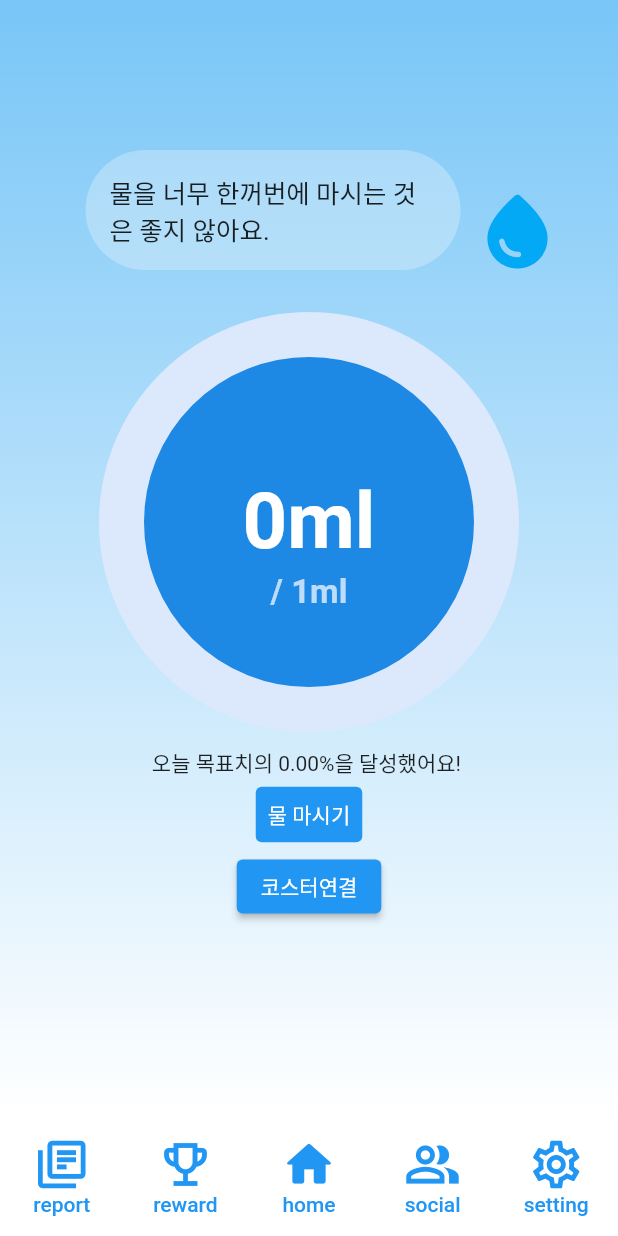
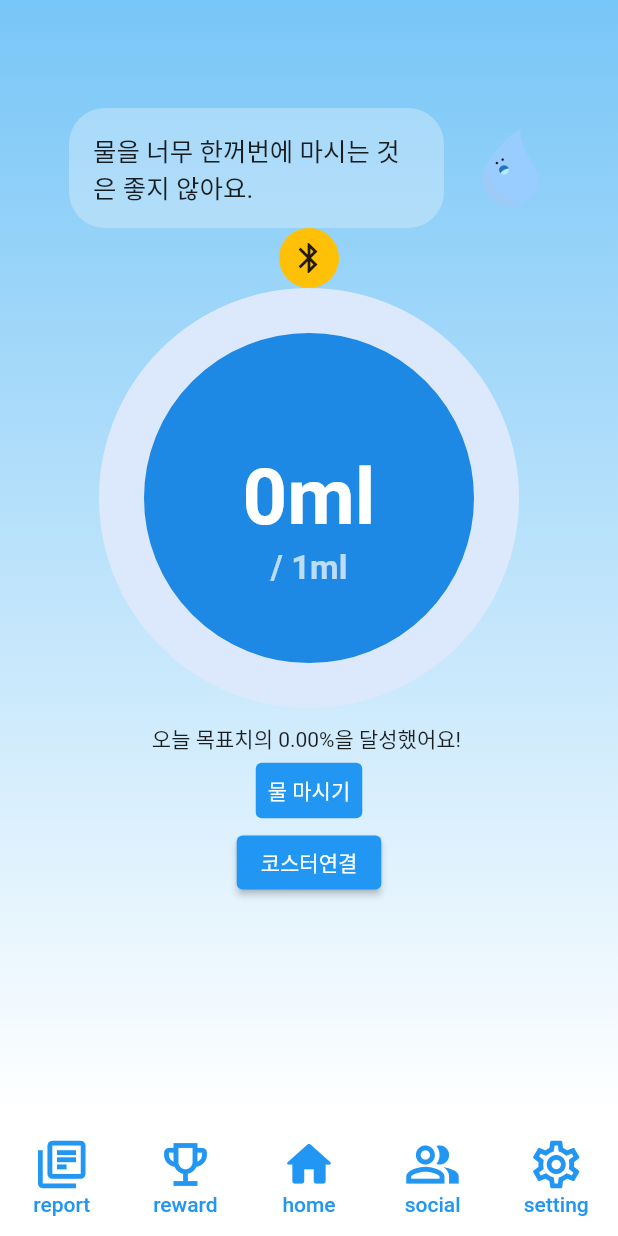
Before and after one commit to yu-so-young2/habitat, a Flutter app: the MainScreen screen opened by its route, on a phone screen of 412 x 824 dp. Run offline on Flutter 3.47's test engine with Material 2 defaults, Android fonts, the phone set to English and light mode, and no system bars; drawn by our look-alikes of step_progress_indicator; our stand-ins replace awesome_notifications, firebase_core, flutter_blue_plus, flutter_secure_storage, get, google_sign_in and 3 more; missing offline and left inert: indexed, sliding_up_panel2; accounts and stored records are empty; network calls fail; Roboto replaces fonts that are missing (SeoulNamsan).

Commit message:
Fix : 디자인 수정

```diff
--- a/habitat/lib/controller/coaster_controller.dart
+++ b/habitat/lib/controller/coaster_controller.dart
@@ -57,7 +57,7 @@ class CoasterController extends GetxController {
       if (returnValue) {
         List<BluetoothService> bleService = await device.discoverServices();
         Map<String, String> notifyDatas = {};
-
+        debugPrint("연결완료");
         for (BluetoothService service in bleService) {
           for (BluetoothCharacteristic c in service.characteristics) {
             await device.requestMtu(223);
--- a/habitat/lib/main.dart
+++ b/habitat/lib/main.dart
@@ -4,8 +4,6 @@ import 'package:habitat/screens/alarm/notification.dart';
 import 'package:habitat/screens/login/login_screen.dart';
 import 'package:habitat/screens/main/main_screen.dart';
 import 'package:habitat/screens/onboarding/onboarding_screen.dart';
-import 'package:web_socket_channel/io.dart';
-import 'package:web_socket_channel/web_socket_channel.dart';
 import 'firebase_options.dart';
 import 'package:flutter/material.dart';
 import 'package:habitat/screens/coaster/coaster_connect_screen.dart';
@@ -27,8 +25,8 @@ void main() async {
   const storage = FlutterSecureStorage();
   Future<String?> userKey = storage.read(key: 'userKey');
 
-  final WebSocketChannel channel = IOWebSocketChannel.connect(
-      'ws://k8a704.p.ssafy.io/api/websocket/$userKey');
+  // final WebSocketChannel channel = IOWebSocketChannel.connect(
+  //     'ws://k8a704.p.ssafy.io/api/websocket/$userKey');
 
   GlobalKey<NavigatorState> navigatorKey = GlobalKey<NavigatorState>();
 
--- a/habitat/lib/screens/main/main_screen.dart
+++ b/habitat/lib/screens/main/main_screen.dart
@@ -1,11 +1,10 @@
-import 'dart:math';
-
 import 'package:flutter/material.dart';
 import 'package:get/get.dart';
 import 'package:habitat/controller/coaster_controller.dart';
 import 'package:habitat/controller/water_controller.dart';
 import 'package:habitat/screens/main/main_panelwidget.dart';
 import 'package:habitat/widgets/dock_bar.dart';
+import 'package:habitat/widgets/mw_line.dart';
 import 'package:habitat/widgets/waterlog_input_modal.dart';
 import 'package:sliding_up_panel2/sliding_up_panel2.dart';
 import 'package:step_progress_indicator/step_progress_indicator.dart';
@@ -56,7 +55,19 @@ class MainScreen extends StatelessWidget {
               const SizedBox(
                 height: 72,
               ),
-              const mwLine(),
+              const MwLine(),
+              Row(
+                mainAxisAlignment: MainAxisAlignment.center,
+                children: [
+                  Container(
+                    decoration: BoxDecoration(
+                        borderRadius: BorderRadius.circular(180),
+                        color: Colors.amber),
+                    padding: const EdgeInsets.all(8),
+                    child: const Icon(Icons.bluetooth_outlined),
+                  ),
+                ],
+              ),
               GetX<WaterController>(
                 builder: (controller) {
                   return Stack(
@@ -130,83 +141,3 @@ class MainScreen extends StatelessWidget {
     );
   }
 }
-
-class mwLine extends StatefulWidget {
-  const mwLine({
-    super.key,
-  });
-
-  @override
-  State<mwLine> createState() => _mwLineState();
-}
-
-class _mwLineState extends State<mwLine> {
-  final linelist = [
-    "간지러워요.",
-    "제로 콜라엔 설탕은 없지만, 카페인이 들어있어요.",
-    "탄산수는 물 대신 마셔도 되지만, 사람에 따라서는 위에 안 좋을 수 있어요.",
-    "녹차, 홍차, 우롱차에는 카페인이 들어있어요.",
-    "물을 너무 한꺼번에 마시는 것은 좋지 않아요.",
-    "카페인이 들어간 음료를 마시면, 이뇨작용으로 인해 오히려 갈증이 날 수 있어요.",
-    "디카페인 커피에도 카페인이 없는 것은 아니에요.",
-    "곡물차를 물 대신 마시는 것도 권장되지는 않아요.",
-    "이온음료는 물 대신 마셔도 되지만, 설탕 과잉섭취에 주의하세요!",
-    "설탕이 든 음료를 마시는 것은 권장되지 않지만, 물을 아예 마시지 않는 것보다는 나아요.",
-    "땀을 많이 흘린 날엔 평소보다 자주, 조금씩 물을 마셔주세요.",
-    "저 오늘 예쁘죠?"
-  ];
-
-  late String line = '';
-
-  onChangeLine() {
-    line = linelist[Random().nextInt(12)];
-    setState(() {});
-  }
-
-  @override
-  void initState() {
-    // TODO: implement initState
-    super.initState();
-    onChangeLine();
-  }
-
-  @override
-  Widget build(BuildContext context) {
-    debugPrint(linelist[Random().nextInt(12)]);
-    return Padding(
-      padding: const EdgeInsets.symmetric(horizontal: 16.0, vertical: 28),
-      child: Row(
-        mainAxisAlignment: MainAxisAlignment.center,
-        crossAxisAlignment: CrossAxisAlignment.center,
-        children: [
-          Container(
-            width: 250,
-            height: 80,
-            padding: const EdgeInsets.symmetric(vertical: 8, horizontal: 16),
-            transformAlignment: Alignment.center,
-            alignment: Alignment.center,
-            decoration: const BoxDecoration(
-              color: Color.fromRGBO(250, 250, 250, 0.3),
-              borderRadius: BorderRadius.all(
-                Radius.circular(50),
-              ),
-            ),
-            child: Text(
-              line,
-              style: const TextStyle(
-                fontSize: 17,
-              ),
-            ),
-          ),
-          IconButton(
-              onPressed: onChangeLine,
-              icon: const Icon(
-                Icons.water_drop_rounded,
-                size: 60,
-                color: Colors.lightBlue,
-              ))
-        ],
-      ),
-    );
-  }
-}
--- a/habitat/lib/screens/reward/reward_screen.dart
+++ b/habitat/lib/screens/reward/reward_screen.dart
@@ -1,9 +1,9 @@
 import 'package:flutter/material.dart';
 import 'package:get/get.dart';
 import 'package:habitat/controller/reward_controller.dart';
-import 'package:habitat/screens/main/main_screen.dart';
 import 'package:habitat/screens/reward/reward_panelwidget.dart';
 import 'package:habitat/widgets/dock_bar.dart';
+import 'package:habitat/widgets/mw_line.dart';
 import 'package:sliding_up_panel2/sliding_up_panel2.dart';
 import 'package:step_progress_indicator/step_progress_indicator.dart';
 
@@ -48,7 +48,7 @@ class RewardScreen extends StatelessWidget {
               const SizedBox(
                 height: 72,
               ),
-              mwLine(),
+              const MwLine(),
               GetX<RewardController>(
                 builder: (controller) {
                   return Row(
--- a/habitat/lib/screens/settingscreen/coaster_connect.dart
+++ b/habitat/lib/screens/settingscreen/coaster_connect.dart
@@ -150,14 +150,18 @@ class _CoasterConnectState extends State<CoasterConnect> {
       scanResultList.clear();
     });
 
+    debugPrint("블루투스 스캔 시작");
     _isScanning = true;
     //스캔 시작 제한시간 5초
     await flutterBlue.startScan(timeout: const Duration(seconds: 5));
     // 스캔 결과 할당
     flutterBlue.scanResults.listen(
       (results) {
+        debugPrint("검색이 되는가? : $results");
+
         setState(() {
           for (var element in results) {
+            debugPrint("블루투스 기기 검색 : ${element.device.name}");
             if (element.device.name != '') {
               if (scanResultList
                       .indexWhere((e) => e.device.id == element.device.id) <
--- /dev/null
+++ b/habitat/lib/widgets/mw_line.dart
@@ -0,0 +1,78 @@
+import 'dart:math';
+
+import 'package:flutter/material.dart';
+
+class MwLine extends StatefulWidget {
+  const MwLine({super.key});
+
+  @override
+  State<MwLine> createState() => _MwLineState();
+}
+
+class _MwLineState extends State<MwLine> {
+  final linelist = [
+    "간지러워요.",
+    "제로 콜라엔 설탕은 없지만, 카페인이 들어있어요.",
+    "탄산수는 물 대신 마셔도 되지만, 사람에 따라서는 위에 안 좋을 수 있어요.",
+    "녹차, 홍차, 우롱차에는 카페인이 들어있어요.",
+    "물을 너무 한꺼번에 마시는 것은 좋지 않아요.",
+    "카페인이 들어간 음료를 마시면, 이뇨작용으로 인해 오히려 갈증이 날 수 있어요.",
+    "디카페인 커피에도 카페인이 없는 것은 아니에요.",
+    "곡물차를 물 대신 마시는 것도 권장되지는 않아요.",
+    "이온음료는 물 대신 마셔도 되지만, 설탕 과잉섭취에 주의하세요!",
+    "설탕이 든 음료를 마시는 것은 권장되지 않지만, 물을 아예 마시지 않는 것보다는 나아요.",
+    "땀을 많이 흘린 날엔 평소보다 자주, 조금씩 물을 마셔주세요.",
+    "저 오늘 예쁘죠?"
+  ];
+
+  late String line = '';
+
+  onChangeLine() {
+    line = linelist[Random().nextInt(12)];
+    setState(() {});
+  }
+
+  @override
+  void initState() {
+    super.initState();
+    onChangeLine();
+  }
+
+  @override
+  Widget build(BuildContext context) {
+    debugPrint(linelist[Random().nextInt(12)]);
+    return Padding(
+      padding: const EdgeInsets.symmetric(horizontal: 16.0, vertical: 0),
+      child: Row(
+        mainAxisAlignment: MainAxisAlignment.center,
+        children: [
+          Container(
+            width: 250,
+            height: 80,
+            padding: const EdgeInsets.symmetric(vertical: 8, horizontal: 16),
+            transformAlignment: Alignment.center,
+            alignment: Alignment.center,
+            decoration: const BoxDecoration(
+              color: Color.fromRGBO(250, 250, 250, 0.3),
+              borderRadius: BorderRadius.all(
+                Radius.circular(24),
+              ),
+            ),
+            child: Text(
+              line,
+              style: const TextStyle(
+                fontSize: 17,
+              ),
+            ),
+          ),
+          IconButton(
+            onPressed: onChangeLine,
+            icon: Image.asset('lib/assets/images/characters/bigMangWull.png'),
+            iconSize: 52,
+            padding: const EdgeInsets.only(left: 18),
+          )
+        ],
+      ),
+    );
+  }
+}
```
